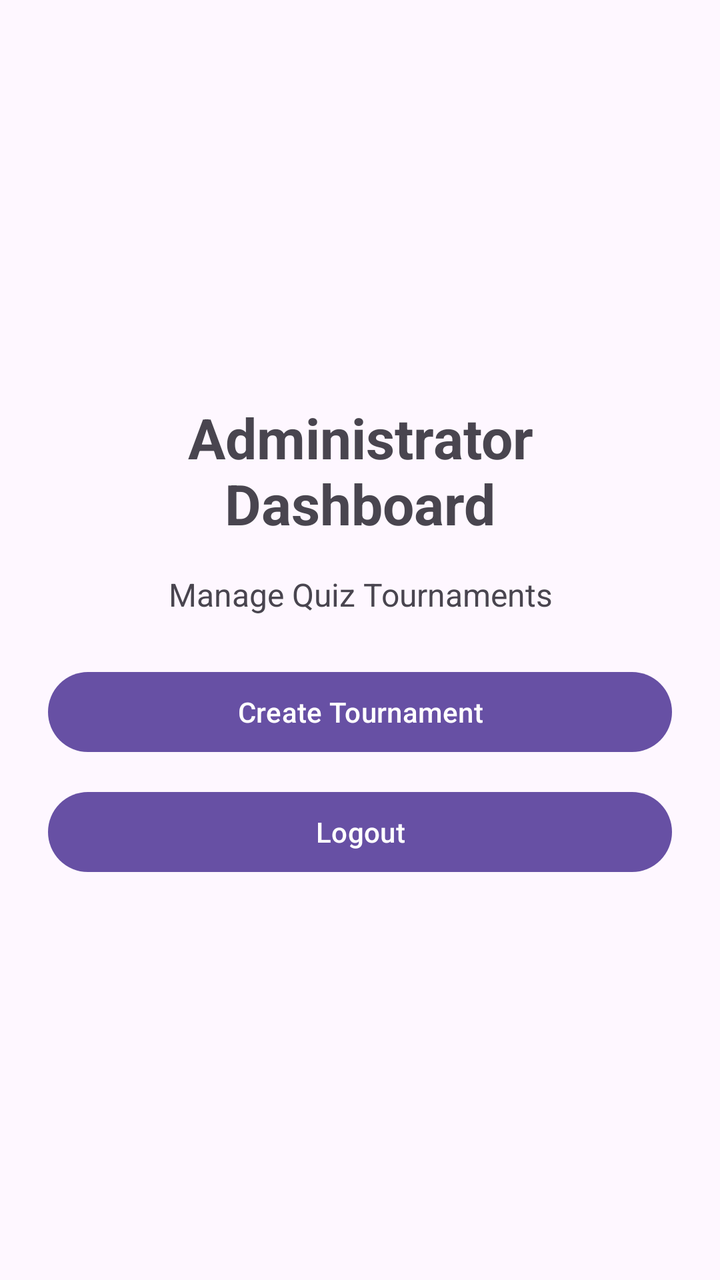
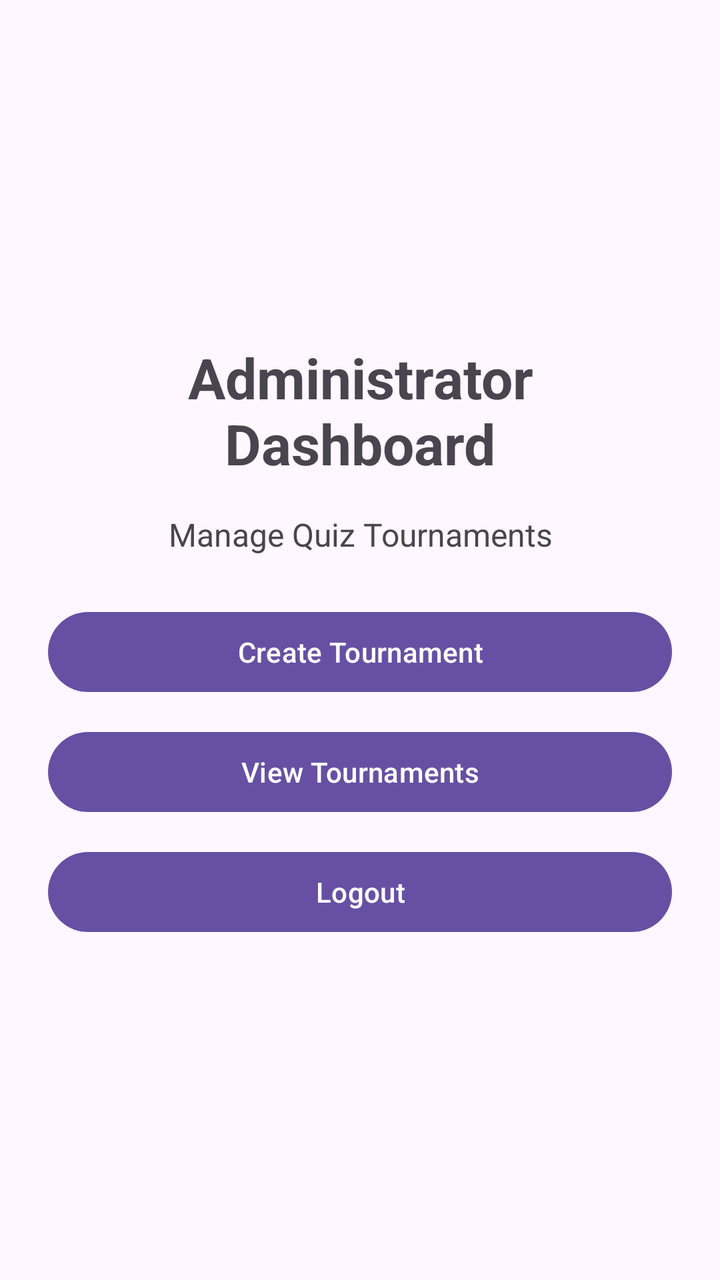

Before-and-after screenshots of an Android layout around one commit, followed by the original layout XML and the change that was made.
<!-- AndroidManifest.xml: application theme Theme.QuizTournament -->
<!-- res/layout/activity_admin_dashboard.xml -->
<?xml version="1.0" encoding="utf-8"?>
<LinearLayout xmlns:android="http://schemas.android.com/apk/res/android"
    android:layout_width="match_parent"
    android:layout_height="match_parent"
    android:orientation="vertical"
    android:gravity="center"
    android:padding="24dp">

    <TextView
        android:layout_width="match_parent"
        android:layout_height="wrap_content"
        android:text="Administrator Dashboard"
        android:textSize="28sp"
        android:textStyle="bold"
        android:gravity="center"
        android:layout_marginBottom="16dp" />

    <TextView
        android:layout_width="match_parent"
        android:layout_height="wrap_content"
        android:text="Manage Quiz Tournaments"
        android:textSize="16sp"
        android:gravity="center"
        android:layout_marginBottom="24dp" />

    <Button
        android:id="@+id/buttonCreateTournament"
        android:layout_width="match_parent"
        android:layout_height="wrap_content"
        android:text="Create Tournament" />

    <Button
        android:id="@+id/buttonLogout"
        android:layout_width="match_parent"
        android:layout_height="wrap_content"
        android:text="Logout"
        android:layout_marginTop="12dp" />

</LinearLayout>
<!-- resources referenced by this layout -->
<resources>
  <style name="Theme.QuizTournament" parent="Base.Theme.QuizTournament" />
  <style name="Base.Theme.QuizTournament" parent="Theme.Material3.DayNight.NoActionBar">
          
          
      </style>
</resources>

<!-- the commit's change to res/layout/activity_admin_dashboard.xml (unified diff, before → after) -->
@@ -30,6 +30,13 @@
         android:text="Create Tournament" />
 
     <Button
+        android:id="@+id/buttonViewTournaments"
+        android:layout_width="match_parent"
+        android:layout_height="wrap_content"
+        android:text="View Tournaments"
+        android:layout_marginTop="12dp" />
+
+    <Button
         android:id="@+id/buttonLogout"
         android:layout_width="match_parent"
         android:layout_height="wrap_content"
